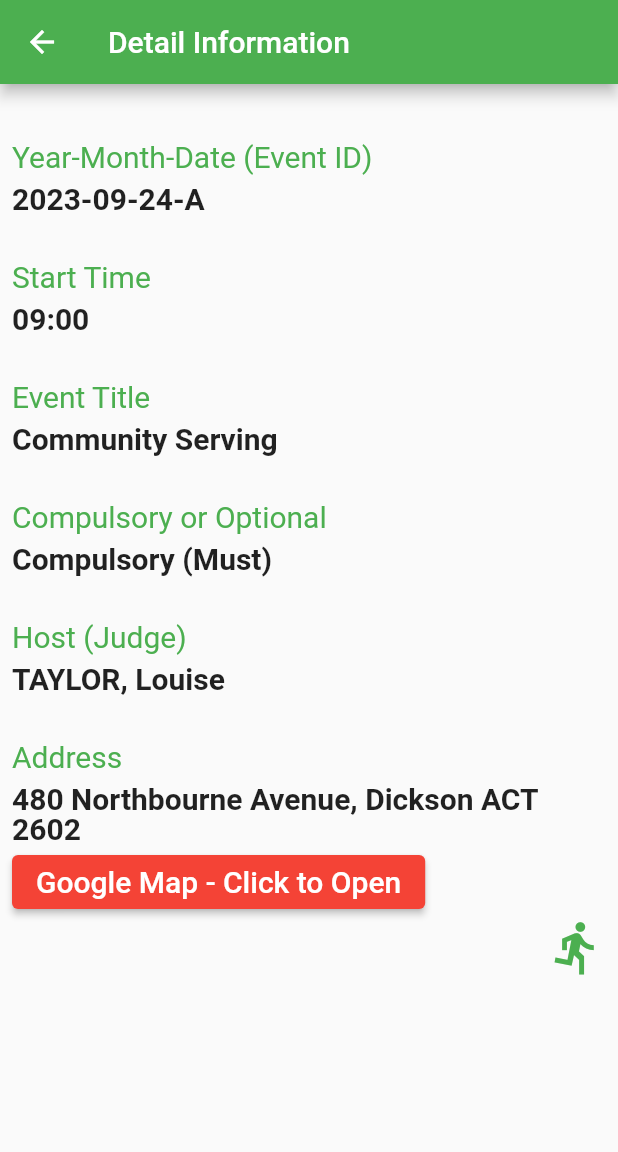
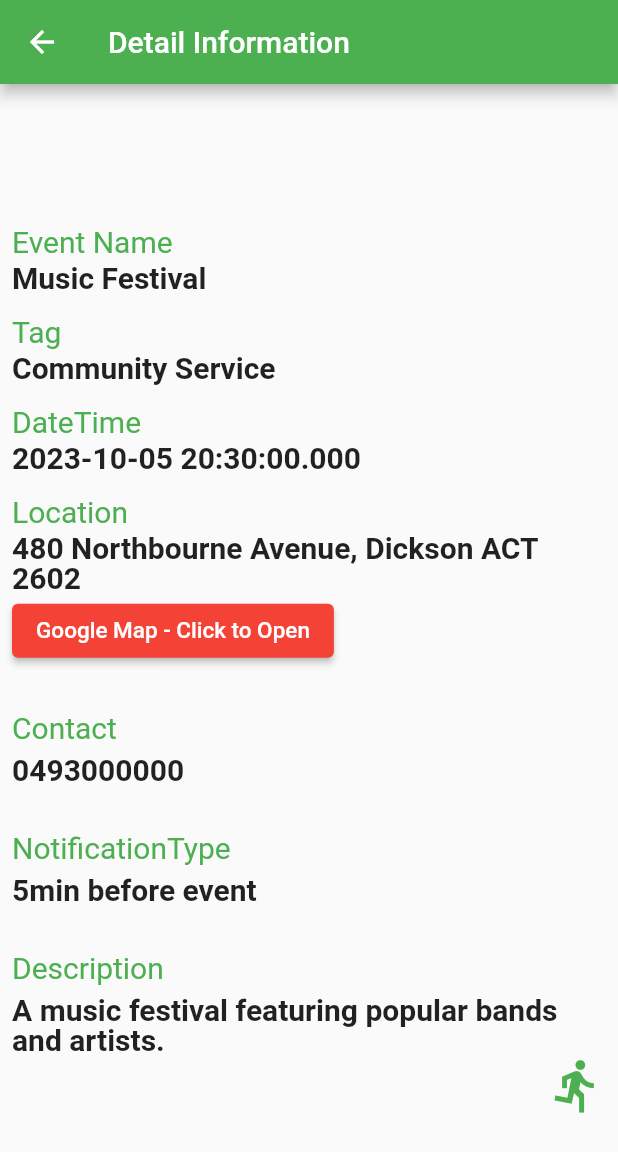
Before and after one commit to ZedChen0034/Con-nected, a Flutter app: the Detail screen opened directly with sample values from the repository, after a tap on "Google Map - Click to Open", on a phone screen of 412 x 824 dp. Shown: the top 1152 px of the screen. Run offline on Flutter 3.47's test engine with Material 2 defaults, Android fonts, the phone set to English and light mode, and no system bars; our stand-ins replace sliding_up_panel, table_calendar.

Commit message:
EventDemo and link createevent and eventlist

```diff
--- a/lib/calendar.dart
+++ b/lib/calendar.dart
@@ -1,8 +1,7 @@
-import 'dart:ffi';
 
 import 'package:flutter/material.dart';
 import 'package:table_calendar/table_calendar.dart';
-import 'package:intl/intl.dart';
+import 'eventDemo.dart';
 
 /// Reference to https://pub.dev/packages/table_calendar
 
--- a/lib/createevent.dart
+++ b/lib/createevent.dart
@@ -1,8 +1,11 @@
 import 'package:flutter/material.dart';
 import 'main.dart';
-
+import 'eventDemo.dart';
 
 class Createevent extends StatefulWidget {
+
+  final Function(EventDemo) addTaskCallback;
+  Createevent({required this.addTaskCallback});
   @override
   _CreateeventState createState() => _CreateeventState();
 }
@@ -15,12 +18,14 @@ class _CreateeventState extends State<Createevent> {
   String contact = "";
   String notificationType = "None";
   String description = "";
-  void _showSuccessDialog(BuildContext context) {
+  void _showSuccessDialog(BuildContext context,EventDemo newEvent) {
     showDialog(
       context: context,
       builder: (BuildContext context) {
         Future.delayed(Duration(seconds: 1), () {
-          Navigator.of(context).pop();
+          // Navigator.of(context).pop();
+          widget.addTaskCallback(newEvent);
+          Navigator.pop(context);
           Navigator.popUntil(context, ModalRoute.withName("/"));
         });
 
@@ -157,8 +162,20 @@ class _CreateeventState extends State<Createevent> {
                 children: [
                   ElevatedButton(
                     onPressed: () {
-                      _showSuccessDialog(context); // 显示成功对话框
 
+                      EventDemo newEvent = EventDemo(
+                        id: (EventDemo.SCRIPT.length+1).toString(),
+                        name: name,
+                        tag: selectedTag,
+                        datetime: selectedDateTime,
+                        location: location,
+                        contact: contact,
+                        notificationType: notificationType,
+                        description: description, editable: true,
+                      );
+                      // EventDemo.SCRIPT.add(newEvent);
+                      // print(newEvent.toString());
+                      _showSuccessDialog(context,newEvent);
                     },
                     child: Text("Finish"),
                   ),
--- a/lib/detail.dart
+++ b/lib/detail.dart
@@ -9,57 +9,121 @@
 
 import 'package:flutter/material.dart';
 import 'package:url_launcher/url_launcher.dart';
-import 'note.dart';
-import 'createevent.dart';
+import 'eventDemo.dart';
 
 class Detail extends StatelessWidget {
   @override
   Widget build(BuildContext context) {
-    final note = ModalRoute.of(context)!.settings.arguments as Note;
+    final event = ModalRoute.of(context)!.settings.arguments as EventDemo;
 
     return Scaffold(
       appBar: AppBar(
-        title: Text('Detail Information'),
+        title: const Text('Detail Information'),
         backgroundColor: Colors.green,
       ),
-
       body: Center(
         child: Padding(
-          padding: const EdgeInsets.all(8.0),
-          child: Column(
+          padding: const EdgeInsets.symmetric(horizontal: 8),
+          child: SingleChildScrollView(
+              child: Column(
             crossAxisAlignment: CrossAxisAlignment.start,
             children: [
-              Text("Year-Month-Date (Event ID)", style: TextStyle(color: Colors.green, fontSize: 20, height: 3),),
-              Text(note.id, style: TextStyle(fontWeight: FontWeight.bold, fontSize: 20, height: 1),),
-              Text("Start Time", style: TextStyle(color: Colors.green, fontSize: 20, height: 3),),
-              Text(note.time, style: TextStyle(fontWeight: FontWeight.bold, fontSize: 20, height: 1),),
-              Text("Event Title", style: TextStyle(color: Colors.green, fontSize: 20, height: 3),),
-              Text(note.name, style: TextStyle(fontWeight: FontWeight.bold, fontSize: 20, height: 1),),
-              Text("Compulsory or Optional", style: TextStyle(color: Colors.green, fontSize: 20, height: 3),),
-              Text(note.attendance, style: TextStyle(fontWeight: FontWeight.bold, fontSize: 20, height: 1),),
-              Text("Host (Judge)", style: TextStyle(color: Colors.green, fontSize: 20, height: 3),),
-              Text(note.host, style: TextStyle(fontWeight: FontWeight.bold, fontSize: 20, height: 1),),
-              Text("Address", style: TextStyle(color: Colors.green, fontSize: 20, height: 3),),
-              Text(note.address, style: TextStyle(fontWeight: FontWeight.bold, fontSize: 20, height: 1),),
+              // Text("Year-Month-Date (Event ID)", style: TextStyle(color: Colors.green, fontSize: 20, height: 3),),
+              // Text(note.datetime, style: TextStyle(fontWeight: FontWeight.bold, fontSize: 20, height: 1),),
+              // Text("Start Time", style: TextStyle(color: Colors.green, fontSize: 20, height: 3),),
+              // Text(note.time, style: TextStyle(fontWeight: FontWeight.bold, fontSize: 20, height: 1),),
+              const Text(
+                "Event Name",
+                style: TextStyle(color: Colors.green, fontSize: 20, height: 2),
+              ),
+              Text(
+                event.name,
+                style: const TextStyle(
+                    fontWeight: FontWeight.bold, fontSize: 20, height: 1),
+              ),
+              // const Text("Compulsory or Optional", style: TextStyle(color: Colors.green, fontSize: 20, height: 3),),
+              const Text(
+                "Tag",
+                style: TextStyle(color: Colors.green, fontSize: 20, height: 2),
+              ),
+              Text(
+                event.tag,
+                style: const TextStyle(
+                    fontWeight: FontWeight.bold, fontSize: 20, height: 1),
+              ),
+              // const Text("Host (Judge)", style: TextStyle(color: Colors.green, fontSize: 20, height: 3),),
+              // Text(note.host, style: TextStyle(fontWeight: FontWeight.bold, fontSize: 20, height: 1),),
+              const Text(
+                "DateTime",
+                style: TextStyle(color: Colors.green, fontSize: 20, height: 2),
+              ),
+              Text(
+                event.datetime.toString(),
+                style: TextStyle(
+                    fontWeight: FontWeight.bold, fontSize: 20, height: 1),
+              ),
+              const Text(
+                "Location",
+                style: TextStyle(color: Colors.green, fontSize: 20, height: 2),
+              ),
+              Text(
+                event.location,
+                style: const TextStyle(
+                    fontWeight: FontWeight.bold, fontSize: 20, height: 1),
+              ),
               ElevatedButton(
-                child: Text("Google Map - Click to Open", style: TextStyle(fontSize: 20),),
-                style: ButtonStyle(backgroundColor: MaterialStatePropertyAll(Colors.red)),
+                child: const Text(
+                  "Google Map - Click to Open",
+                  style: TextStyle(fontSize: 15),
+                ),
+                style: const ButtonStyle(
+                    backgroundColor: MaterialStatePropertyAll(Colors.red)),
                 onPressed: () async {
-                  String A = "https://www.google.com/maps/place/"+note.address;
+                  String A =
+                      "https://www.google.com/maps/place/" + event.location;
                   var url = Uri.parse(A);
                   await launchUrl(url);
                 },
               ),
-              Align(
+              const Text(
+                "Contact",
+                style: TextStyle(color: Colors.green, fontSize: 20, height: 3),
+              ),
+              Text(
+                event.contact,
+                style: const TextStyle(
+                    fontWeight: FontWeight.bold, fontSize: 20, height: 1),
+              ),
+
+              const Text(
+                "NotificationType",
+                style: TextStyle(color: Colors.green, fontSize: 20, height: 3),
+              ),
+              Text(
+                event.notificationType,
+                style: const TextStyle(
+                    fontWeight: FontWeight.bold, fontSize: 20, height: 1),
+              ),
+              const Text(
+                "Description",
+                style: TextStyle(color: Colors.green, fontSize: 20, height: 3),
+              ),
+              Text(
+                event.description,
+                style: const TextStyle(
+                    fontWeight: FontWeight.bold, fontSize: 20, height: 1),
+              ),
+
+              const Align(
                 alignment: Alignment.bottomRight,
                 child: Icon(
-                  note.picture,
+                  Icons.directions_run,
                   color: Colors.green,
                   size: 39,
                 ),
               ),
             ],
-          ),
+          )),
         ),
       ),
     );
--- /dev/null
+++ b/lib/doneevent.dart
@@ -0,0 +1,119 @@
+import 'package:flutter/material.dart';
+// import 'Search_page.dart';
+// import 'new_task_screen.dart';
+import 'task.dart';
+// import 'TaskDetailPage.dart';
+
+class Doneevent extends StatefulWidget {
+  @override
+  _DoneeventState createState() => _DoneeventState();
+}
+
+class _DoneeventState extends State<Doneevent> {
+  List<Task> completedTasks = [
+    Task(title: "Complete and publish a journal", description: "About my recent feelings and daily life without drinking alcohol", completedDate: DateTime.now().subtract(Duration(days: 1))),
+    Task(title: "Watched a live broadcast", description: "I watched a live broadcast by a graduate and felt inspired.", completedDate: DateTime.now().subtract(Duration(days: 2))),
+  ];
+
+  @override
+  Widget build(BuildContext context) {
+    return Scaffold(
+      appBar: AppBar(
+        title: Text('History'),
+      ),
+      body: Column(
+        children: [
+          GestureDetector(
+            onTap: () {
+              // Navigator.push(context, MaterialPageRoute(builder: (context) => SearchPage()));
+            },
+            child: Container(
+              margin: EdgeInsets.symmetric(horizontal: 8.0, vertical: 4.0),
+              padding: EdgeInsets.symmetric(horizontal: 12.0, vertical: 4.0),
+              decoration: BoxDecoration(
+                color: Colors.white,
+                border: Border.all(color: Colors.grey),
+                borderRadius: BorderRadius.circular(4.0),
+              ),
+              child: Row(
+                mainAxisSize: MainAxisSize.min,
+                children: [
+                  Icon(Icons.search, color: Colors.black, size: 20.0),
+                  SizedBox(width: 4.0),
+                  Text('Search...', style: TextStyle(color: Colors.black, fontSize: 14.0)),
+                ],
+              ),
+            ),
+          ),
+          Expanded(
+            child: ListView.builder(
+              itemCount: completedTasks.length,
+              itemBuilder: (context, index) {
+                final task = completedTasks[index];
+
+                return Card(
+                  margin: EdgeInsets.symmetric(vertical: 8, horizontal: 16),
+                  child: Dismissible(
+                    key: Key('${task.title}-${task.completedDate}'),
+                    onDismissed: (direction) {
+                      setState(() {
+                        completedTasks.removeAt(index);
+                      });
+                      ScaffoldMessenger.of(context).showSnackBar(
+                        SnackBar(content: Text('Task "${task.title}" has been deleted')),
+                      );
+                    },
+                    background: Container(
+                      color: Colors.red,
+                      child: Align(
+                        alignment: Alignment.centerLeft,
+                        child: Row(
+                          children: [
+                            SizedBox(width: 20),
+                            Icon(Icons.delete, color: Colors.white),
+                            SizedBox(width: 20),
+                            Text("Delete", style: TextStyle(color: Colors.white)),
+                          ],
+                        ),
+                      ),
+                    ),
+                    child: ListTile(
+                      contentPadding: EdgeInsets.symmetric(horizontal: 20, vertical: 8),
+                      title: Text(task.title, style: TextStyle(fontSize: 18, fontWeight: FontWeight.bold)),
+                      subtitle: Text(task.description, style: TextStyle(fontSize: 14, color: Colors.grey[600])),
+                      onTap: () {
+                        // Navigator.push(
+                        //   context,
+                        //   MaterialPageRoute(
+                        //     builder: (context) => TaskDetailsScreen(task: task),
+                        //   ),
+                        // );
+                      },
+                    ),
+                  ),
+                );
+              },
+            ),
+          ),
+        ],
+      ),
+      // floatingActionButton: FloatingActionButton(
+      //   onPressed: () {
+      //     Navigator.push(
+      //       context,
+      //       MaterialPageRoute(
+      //         builder: (context) => NewTaskScreen(
+      //           addTaskCallback: (newTask) {
+      //             setState(() {
+      //               completedTasks.add(newTask);
+      //             });
+      //           },
+      //         ),
+      //       ),
+      //     );
+      //   },
+      //   child: Icon(Icons.add),
+      // ),
+    );
+  }
+}
--- /dev/null
+++ b/lib/eventDemo.dart
@@ -0,0 +1,50 @@
+class EventDemo {
+  final String id;
+  final String name;
+  final String tag;
+  final DateTime datetime;
+  final String location;
+  final String contact;
+  final String notificationType;
+  final String description;
+  final bool editable;
+
+  EventDemo({
+    required this.id,
+    required this.name,
+    required this.tag,
+    required this.datetime,
+    required this.location,
+    required this.contact,
+    required this.notificationType,
+    required this.description,
+    required this.editable
+  });
+  static List<EventDemo> SCRIPT = [
+    EventDemo(
+      id: "1",
+      name: 'Music Festival',
+      tag: 'Community Service',
+      datetime: DateTime(2023, 10, 5, 20, 30),
+      location: '480 Northbourne Avenue, Dickson ACT 2602',
+      contact: '0493000000',
+      notificationType: '5min before event',
+      description: 'A music festival featuring popular bands and artists.',
+      editable: false
+    ),
+    EventDemo(
+      id: "2",
+      name: 'Tech Conference',
+      tag: 'DATO courses',
+      datetime: DateTime(2023, 11, 12, 9, 0),
+      location: '4 Knowles Pl, Canberra ACT 2601',
+      contact: '0987654321',
+      notificationType: '30min before event',
+      description: 'A conference discussing the latest in tech.',
+        editable: true
+    ),
+
+  ];
+}
+
+// 死数据
--- a/lib/main.dart
+++ b/lib/main.dart
@@ -12,9 +12,10 @@ import 'package:con_nected/createevent.dart';
 import 'package:flutter/material.dart';
 import 'calendar.dart';
 import 'detail.dart';
-import 'note.dart';
 import 'profile.dart';
 import 'story.dart';
+import 'package:con_nected/eventDemo.dart';
+import 'package:con_nected/doneevent.dart';
 
 
 void main() {
@@ -135,12 +136,12 @@ class HomePage extends StatefulWidget {
 
 class _HomePageState extends State<HomePage> {
 
-  List<Note> ALL = Note.SCRIPT;
-  List<dynamic> FOUND = [];
+  List<EventDemo> ALL = EventDemo.SCRIPT;
+
+  // eventDEMO
+  List<EventDemo> FOUND = [];
   int _currentIndex = 0;
   String _appBarTitle = 'Event'; // 默认标题为'Event'
-
-
 
   @override
   initState() {
@@ -149,11 +150,16 @@ class _HomePageState extends State<HomePage> {
   }
 
   void _runFilter(String enteredKeyword) {
-    List<dynamic> results = [];
+    List<EventDemo> results = [];
     if (enteredKeyword.isEmpty) {results = ALL;}
-    else {results = ALL.where((user) => user.id.toLowerCase().contains(enteredKeyword.toLowerCase())).toList()+ALL.where((user) => user.name.toLowerCase().contains(enteredKeyword.toLowerCase())).toList()+ALL.where((user) => user.address.toLowerCase().contains(enteredKeyword.toLowerCase())).toList();}
+    else {results =
+        ALL.where((user) => user.tag.toLowerCase().contains(enteredKeyword.toLowerCase())).toList()+
+        ALL.where((user) => user.name.toLowerCase().contains(enteredKeyword.toLowerCase())).toList()+
+            ALL.where((user) => user.description.toLowerCase().contains(enteredKeyword.toLowerCase())).toList()+
+            ALL.where((user) => user.location.toLowerCase().contains(enteredKeyword.toLowerCase())).toList();}
     setState(() {FOUND = results;});
   }
+
 
   @override
   Widget build(BuildContext context) {
@@ -189,12 +195,13 @@ class _HomePageState extends State<HomePage> {
                       margin: const EdgeInsets.symmetric(vertical: 10),
                       child: ListTile(
                         leading: Icon(
-                          FOUND[index].picture,
+                          Icons.settings_phone,
+                          // FOUND[index].picture,
                           color: Colors.red,
                           size: 35,
                         ),
-                        title: Text(FOUND[index].id+'\n'+FOUND[index].time+" - "+FOUND[index].name,),
-                        subtitle: Text(FOUND[index].address),
+                        title: Text(FOUND[index].datetime.toString()+'\n'+FOUND[index].name+" - "+FOUND[index].tag,),
+                        subtitle: Text(FOUND[index].location),
                         onTap: () {
                           Navigator.push(
                             context,
@@ -310,16 +317,28 @@ class _HomePageState extends State<HomePage> {
               icon: const Icon(Icons.calendar_month),
             ),
             IconButton(
+              onPressed: ()  {
+                 Navigator.push(
+                    context,
+                    MaterialPageRoute(
+                        builder: (context) => Createevent(
+                          addTaskCallback: (newEvent) {
+                            setState(() {
+                              FOUND.add(newEvent);
+                            });
+                          },
+                        )));
+
+              },
+              icon: const Icon(Icons.add),
+            ),
+            IconButton(
               onPressed: () {
                 Navigator.push(
                     context,
                     MaterialPageRoute(
-                        builder: (context) => Createevent()));
+                        builder: (context) => Doneevent()));
               },
-              icon: const Icon(Icons.add),
-            ),
-            IconButton(
-              onPressed: () {},
               icon: const Icon(Icons.done_outlined),
             ),
           ],
@@ -349,5 +368,4 @@ class _HomePageState extends State<HomePage> {
         return null;
     }
   }
-
 }
--- a/lib/note.dart
+++ b/lib/note.dart
@@ -1,88 +1,88 @@
-import 'package:flutter/material.dart';
-
-class Note {
-  String id;
-  var picture;
-  String time;
-  String name;
-  String address;
-  String attendance;
-  String host;
-
-  Note({
-    required this.id,
-    required this.picture,
-    required this.time,
-    required this.name,
-    required this.address,
-    required this.attendance,
-    required this.host
-  });
-
-  static List<Note> SCRIPT = [
-    Note(id: "2023-09-24-A",
-        picture: Icons.directions_run,
-        time: "09:00",
-        name: "Community Serving",
-        address: "480 Northbourne Avenue, Dickson ACT 2602",
-        attendance: "Compulsory (Must)",
-        host: "TAYLOR, Louise"),
-
-    Note(id: "2023-09-24-B",
-        picture: Icons.settings_phone,
-        time: "11:00",
-        name: "Court meeting",
-        address: "4 Knowles Pl, Canberra ACT 2601",
-        attendance: "Compulsory (Must)",
-        host: "LUKIN, Lionel Oscar"),
-
-    Note(id: "2023-10-16-A",
-        picture: Icons.public,
-        time: "13:00",
-        name: "Farm Serving",
-        address: "2 Dairy Rd, Fyshwick ACT 2609",
-        attendance: "Optional (Free)",
-        host: "O'SULLIVAN, Patrick"),
-
-    Note(id: "2023-12-11-A",
-        picture: Icons.emoji_transportation,
-        time: "09:30",
-        name: "Traffic Conducting",
-        address: "111 Alinga St, Canberra ACT 2601",
-        attendance: "Optional (Free)",
-        host: "HULME, Robert"),
-
-    Note(id: "2023-12-11-B",
-        picture: Icons.emoji_transportation,
-        time: "10:30",
-        name: "Traffic Conducting",
-        address: "111 Alinga St, Canberra ACT 2601",
-        attendance: "Optional (Free)",
-        host: "HULME, Robert"),
-
-    Note(id: "2023-12-11-C",
-        picture: Icons.emoji_transportation,
-        time: "11:30",
-        name: "Traffic Conducting",
-        address: "111 Alinga St, Canberra ACT 2601",
-        attendance: "Optional (Free)",
-        host: "HULME, Robert"),
-
-    Note(id: "2023-12-11-D",
-        picture: Icons.emoji_transportation,
-        time: "12:30",
-        name: "Traffic Conducting",
-        address: "111 Alinga St, Canberra ACT 2601",
-        attendance: "Optional (Free)",
-        host: "HULME, Robert"),
-
-    Note(id: "2023-12-11-E",
-        picture: Icons.emoji_transportation,
-        time: "13:30",
-        name: "Traffic Conducting",
-        address: "111 Alinga St, Canberra ACT 2601",
-        attendance: "Optional (Free)",
-        host: "HULME, Robert"),
-
-  ];
-}
+// import 'package:flutter/material.dart';
+//
+// class Note {
+//   String id;
+//   var picture;
+//   String time;
+//   String name;
+//   String address;
+//   String attendance;
+//   String host;
+//
+//   Note({
+//     required this.id,
+//     required this.picture,
+//     required this.time,
+//     required this.name,
+//     required this.address,
+//     required this.attendance,
+//     required this.host
+//   });
+//
+//   static List<Note> SCRIPT = [
+//     Note(id: "2023-09-24-A",
+//         picture: Icons.directions_run,
+//         time: "09:00",
+//         name: "Community Serving",
+//         address: "480 Northbourne Avenue, Dickson ACT 2602",
+//         attendance: "Compulsory (Must)",
+//         host: "TAYLOR, Louise"),
+//
+//     Note(id: "2023-09-24-B",
+//         picture: Icons.settings_phone,
+//         time: "11:00",
+//         name: "Court meeting",
+//         address: "4 Knowles Pl, Canberra ACT 2601",
+//         attendance: "Compulsory (Must)",
+//         host: "LUKIN, Lionel Oscar"),
+//
+//     Note(id: "2023-10-16-A",
+//         picture: Icons.public,
+//         time: "13:00",
+//         name: "Farm Serving",
+//         address: "2 Dairy Rd, Fyshwick ACT 2609",
+//         attendance: "Optional (Free)",
+//         host: "O'SULLIVAN, Patrick"),
+//
+//     Note(id: "2023-12-11-A",
+//         picture: Icons.emoji_transportation,
+//         time: "09:30",
+//         name: "Traffic Conducting",
+//         address: "111 Alinga St, Canberra ACT 2601",
+//         attendance: "Optional (Free)",
+//         host: "HULME, Robert"),
+//
+//     Note(id: "2023-12-11-B",
+//         picture: Icons.emoji_transportation,
+//         time: "10:30",
+//         name: "Traffic Conducting",
+//         address: "111 Alinga St, Canberra ACT 2601",
+//         attendance: "Optional (Free)",
+//         host: "HULME, Robert"),
+//
+//     Note(id: "2023-12-11-C",
+//         picture: Icons.emoji_transportation,
+//         time: "11:30",
+//         name: "Traffic Conducting",
+//         address: "111 Alinga St, Canberra ACT 2601",
+//         attendance: "Optional (Free)",
+//         host: "HULME, Robert"),
+//
+//     Note(id: "2023-12-11-D",
+//         picture: Icons.emoji_transportation,
+//         time: "12:30",
+//         name: "Traffic Conducting",
+//         address: "111 Alinga St, Canberra ACT 2601",
+//         attendance: "Optional (Free)",
+//         host: "HULME, Robert"),
+//
+//     Note(id: "2023-12-11-E",
+//         picture: Icons.emoji_transportation,
+//         time: "13:30",
+//         name: "Traffic Conducting",
+//         address: "111 Alinga St, Canberra ACT 2601",
+//         attendance: "Optional (Free)",
+//         host: "HULME, Robert"),
+//
+//   ];
+// }
--- /dev/null
+++ b/lib/task.dart
@@ -0,0 +1,7 @@
+class Task {
+  late final String title;
+  late final String description;
+  late final DateTime completedDate;
+
+  Task({required this.title, required this.description, required this.completedDate});
+}
```
